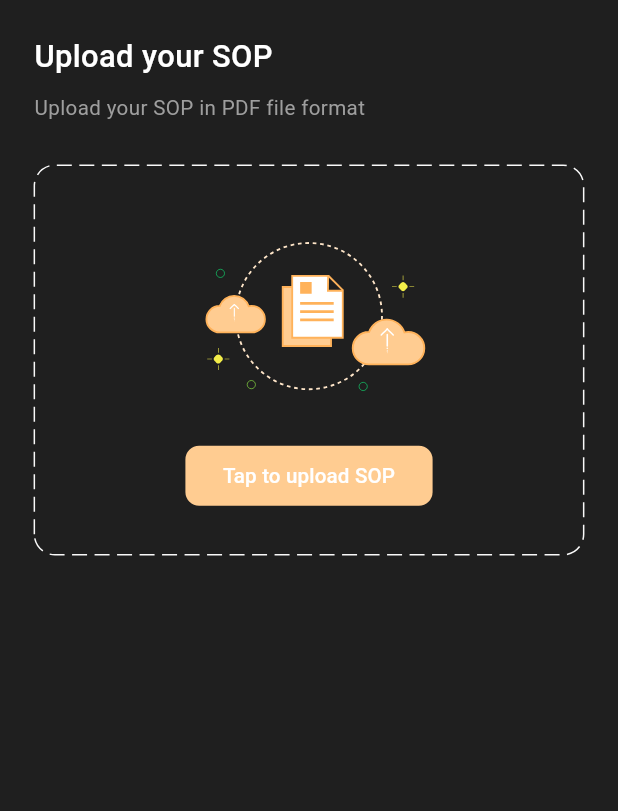
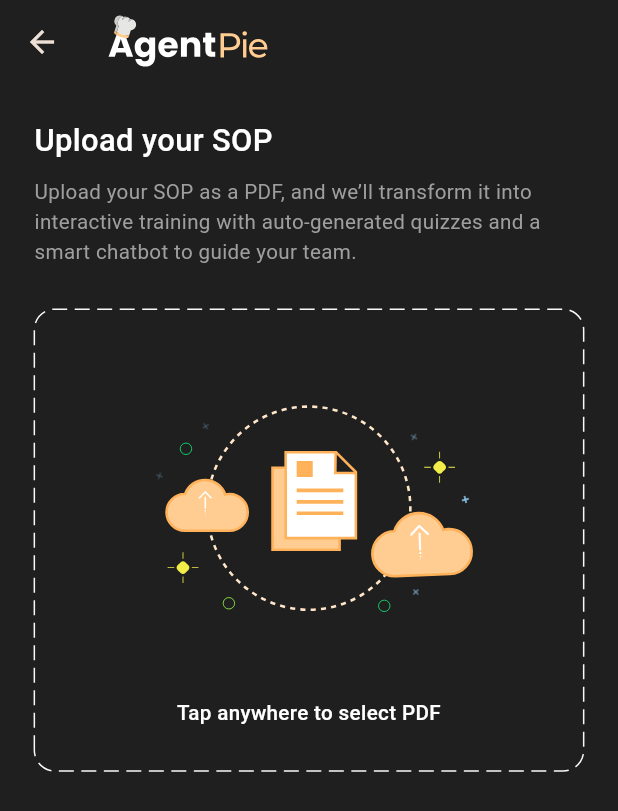
Before and after one commit to CTRL-AI-NEXT/agent-pie-flutter, a Flutter app: the UploadTab screen opened directly, on a phone screen of 412 x 824 dp. Shown: the top 811 px of the screen. Run offline on Flutter 3.47's test engine with Material 3 defaults, Android fonts, the phone set to English and light mode, and no system bars; drawn by our look-alikes of dotted_border; our stand-ins replace cached_network_image, chewie, connectivity_plus, country_code_picker, date_field, device_info_plus and 20 more; missing offline and left inert: cropperx, open_store, syncfusion_flutter_pdfviewer; accounts and stored records are empty; Roboto replaces fonts that are missing (Prompt).

Commit message:
feature: Upload SOP API with generating Training and Quiz API in one go with UI setup

```diff
--- a/lib/core/constants/app_images.dart
+++ b/lib/core/constants/app_images.dart
@@ -60,6 +60,8 @@ class AppImages {
   static const String icUpload = "assets/images/ic_upload.png";
   static const String icUploadFilled = "assets/images/ic_upload_filled.png";
   static const String fileUploadLottie = "assets/loaders/file_upload.json";
+  static const String loaderLottie = "assets/loaders/loader.json";
+  static const String successCheckLottie = "assets/loaders/success_check.json";
 
 
   // Chat
--- a/lib/core/constants/app_string.dart
+++ b/lib/core/constants/app_string.dart
@@ -32,8 +32,12 @@ class AppString {
 
   // Upload Screen
   static const String uploadSop = "Upload your SOP";
-  static const String uploadSopText = "Upload your SOP in PDF file format";
-  static const String tapToUploadSOP = "Tap to upload SOP";
+  static const String uploadSopText = "Upload your SOP as a PDF, and we’ll transform it into interactive training with auto-generated quizzes and a smart chatbot to guide your team.";
+  static const String tapToUploadSOP = "Tap anywhere to select PDF";
+  static const String uploadingPDF = "Uploading your PDF… AI is getting it ready for you!";
+  static const String generatingQuiz = "Cooking up some quiz questions from your SOP 📖✨";
+  static const String generatingTraining = "Turning your SOP into easy training steps 🚀";
+
 
   // PERMISSION HANDLE DIALOG
   static const String permissionCancel = "Cancel";
--- /dev/null
+++ b/lib/core/model/response_model/upload_sop_response_model.dart
@@ -0,0 +1,37 @@
+// To parse this JSON data, do
+//
+//     final uploadSopResponseModel = uploadSopResponseModelFromJson(jsonString);
+
+import 'dart:convert';
+
+UploadSopResponseModel uploadSopResponseModelFromJson(String str) => UploadSopResponseModel.fromJson(json.decode(str));
+
+String uploadSopResponseModelToJson(UploadSopResponseModel data) => json.encode(data.toJson());
+
+class UploadSopResponseModel {
+  final String? extractedText;
+  final int? id;
+  final int? managerId;
+  final DateTime? createdAt;
+
+  UploadSopResponseModel({
+    this.extractedText,
+    this.id,
+    this.managerId,
+    this.createdAt,
+  });
+
+  factory UploadSopResponseModel.fromJson(Map<String, dynamic> json) => UploadSopResponseModel(
+    extractedText: json["extracted_text"],
+    id: json["id"],
+    managerId: json["manager_id"],
+    createdAt: json["created_at"] == null ? null : DateTime.parse(json["created_at"]),
+  );
+
+  Map<String, dynamic> toJson() => {
+    "extracted_text": extractedText,
+    "id": id,
+    "manager_id": managerId,
+    "created_at": createdAt?.toIso8601String(),
+  };
+}
--- a/lib/core/network/api_helper.dart
+++ b/lib/core/network/api_helper.dart
@@ -60,7 +60,7 @@ class APIHelper {
       try {
         var resp = await network
             .post(Uri.parse(callingURL), body: parameter, headers: _headers)
-            .timeout(const Duration(minutes: 1));
+            .timeout(const Duration(minutes: 2));
 
         EasyLoading.dismiss();
 
--- a/lib/core/network/network_constant.dart
+++ b/lib/core/network/network_constant.dart
@@ -15,6 +15,7 @@ class NetworkConstant {
   // Chat
   static const chat = "chat";
   static const quizzes = "quizzes";
+  static const generate = "generate";
   static const sops = "sops/";
   // Home
   static const training = "training";
--- a/lib/core/utils/custom_dialogs.dart
+++ b/lib/core/utils/custom_dialogs.dart
@@ -8,6 +8,7 @@ class CustomDialogs {
   static void showCustomDialog({
     final String? title,
     final String? contentText,
+    final Color? backgroundColor,
     final bool barrierDismiss = true,
     final bool mergeDefaultWithContent = false,
     final String? firstButtonText,
@@ -53,7 +54,7 @@ class CustomDialogs {
                     width: Get.width * 0.82,
                     decoration: BoxDecoration(
                       borderRadius: BorderRadius.circular(Dimensions.r15),
-                      color: Get.theme.colorScheme.dialogColor,
+                      color:  backgroundColor ?? Get.theme.colorScheme.dialogColor,
                     ),
                     padding: EdgeInsets.all(Dimensions.commonPaddingForScreen)
                         .copyWith(top: Dimensions.h30, bottom: Dimensions.h20),
--- a/lib/core/utils/enum.dart
+++ b/lib/core/utils/enum.dart
@@ -20,25 +20,11 @@ enum NetworkResultType {
   notFound
 }
 
-enum UserContentType {
-  story,
-  general,
+
+enum UploadStep {
+  idle,
+  uploadingPDF,
+  generatingQuiz,
+  generatingTraining,
+  completed,
 }
-
-enum MediaType { image, video }
-
-enum FilterType {
-  date,
-  time,
-  city,
-  reciter,
-  typeOfEvent,
-  event,
-  age,
-  organization
-}
-
-enum ImageType {
-  local,
-  network,
-}
--- a/lib/core/widgets/custom_appbar.dart
+++ b/lib/core/widgets/custom_appbar.dart
@@ -369,7 +369,7 @@ PreferredSizeWidget bottomNavTabAppBar([bool showSop = true]) {
                       children: [
                         Flexible(
                           child: Text(
-                            controller!.selectedSopTitle.value,
+                            controller!.selectedSopTitle.value.filename ?? "",
                             style: fontStyleRegular12.copyWith(
                               fontSize: Dimensions.sp10,
                               color: AppColors.whiteColor,
--- a/lib/core/widgets/custom_button.dart
+++ b/lib/core/widgets/custom_button.dart
@@ -116,7 +116,7 @@ class MyButton extends StatelessWidget {
         elevation: 0,
         padding: padding,
         fixedSize: Size(miniWidth ?? double.infinity, height ?? Dimensions.h40),
-        backgroundColor: btnBgColor ?? AppColors.primaryColor,
+        backgroundColor: btnBgColor ?? AppColors.whiteColor,
         disabledBackgroundColor: AppColors.greyColor,
         shape: RoundedRectangleBorder(
           borderRadius: BorderRadius.circular(cornerRadius ?? Dimensions.r25),
@@ -128,7 +128,7 @@ class MyButton extends StatelessWidget {
             Text(title!,
                 textAlign: TextAlign.center,
                 style: textStyle ??
-                    fontStyleRegular14.copyWith(color: Colors.white)),
+                    fontStyleRegular14.copyWith(color: Colors.black)),
       ),
     );
   }
--- a/lib/features/auth/login_screen.dart
+++ b/lib/features/auth/login_screen.dart
@@ -30,7 +30,7 @@ class LoginScreen extends StatelessWidget {
                     SizedBox(
                         width: Get.width * 0.7,
                         height: Dimensions.h200,
-                        child: Lottie.asset('assets/loaders/loader.json')),
+                        child: Lottie.asset(AppImages.loaderLottie)),
                     SizedBox(
                       height: Dimensions.h60,
                     ),
--- a/lib/features/bottom_nav/controller/bottom_nav_controller.dart
+++ b/lib/features/bottom_nav/controller/bottom_nav_controller.dart
@@ -1,5 +1,7 @@
 import 'package:agent_pie/core/basic_features.dart';
+import 'package:agent_pie/core/model/response_model/login_response_model.dart';
 import 'package:agent_pie/core/storage/preference_storage.dart';
+import 'package:agent_pie/core/utils/logger_util.dart';
 import 'package:agent_pie/features/auth/login_screen.dart';
 import 'package:agent_pie/features/bottom_nav/tabs/actions/actions_tab.dart';
 import 'package:agent_pie/features/bottom_nav/tabs/chats/chats_tab.dart';
@@ -11,6 +13,17 @@ import '../widgets/floating_nav_bar.dart';
 class BottomNavController extends GetxController {
   final selectedIndex = 0.obs;
 
+
+  @override
+  void onInit() {
+    final loginResponseModel = PreferenceStorage.getLoginResponseModel();
+    logger.i(loginResponseModel?.toJson());
+    sopTitles.value = loginResponseModel?.sops ?? [];
+    if (sopTitles.isNotEmpty){
+      selectedSopTitle.value = sopTitles[0];
+    }
+    super.onInit();
+  }
   final screens = [
     const ChatsTab(),
     const QuizTab(),
@@ -48,13 +61,9 @@ class BottomNavController extends GetxController {
     ),
   ];
 
-  final selectedSopTitle = 'SOP 001 v1'.obs;
-  final sopTitles = <String>[
-    'SOP 001 v1',
-    'SOP 002 v1',
-    'SOP 003 v1',
-    'SOP 004 v1',
-    'SOP 005 v1',
+  Rx<Sop> selectedSopTitle = Sop().obs;
+  RxList<Sop> sopTitles = <Sop>[
+
   ].obs;
 
   void onDestinationSelected(int index) {
--- a/lib/features/bottom_nav/tabs/chats/chats_tab.dart
+++ b/lib/features/bottom_nav/tabs/chats/chats_tab.dart
@@ -7,7 +7,6 @@ import 'package:agent_pie/features/bottom_nav/tabs/chats/widgets/chat_bubble.dar
 import 'package:agent_pie/features/bottom_nav/tabs/chats/widgets/chat_empty_view.dart';
 import 'package:flutter/cupertino.dart';
 import 'package:flutter/material.dart';
-
 import 'controller/chats_controller.dart';
 
 class ChatsTab extends StatelessWidget {
--- a/lib/features/bottom_nav/tabs/chats/widgets/chat_empty_view.dart
+++ b/lib/features/bottom_nav/tabs/chats/widgets/chat_empty_view.dart
@@ -12,9 +12,9 @@ class ChatEmptyView extends StatelessWidget {
           children: [
     const Spacer(),
 
-    // Bulb Icon
-    const CustomSvgAssetImage(
-        image: AppImages.icQuizFilled),
+    // // Bulb Icon
+    // const CustomSvgAssetImage(
+    //     image: AppImages.icQuizFilled),
 
     // Title
     Text(
--- a/lib/features/bottom_nav/tabs/quiz/controller/quiz_controller.dart
+++ b/lib/features/bottom_nav/tabs/quiz/controller/quiz_controller.dart
@@ -7,6 +7,7 @@ import 'package:agent_pie/core/network/network_constant.dart';
 import 'package:flutter/material.dart';
 
 import '../../../../../core/utils/enum.dart';
+import '../../../controller/bottom_nav_controller.dart';
 
 class QuizController extends GetxController {
   final pageController = PageController();
@@ -90,9 +91,10 @@ class QuizController extends GetxController {
     // quiz.value = quizFromJson(mockResponse);
 
     resultQuizResponse.value = APIResult<Quiz>.loading();
+    final bottomNavController = Get.find<BottomNavController>();
 
     var networkResult = await APIHelper.instance.callGetApi(
-      '${NetworkConstant.quizzes}/1',
+      '${NetworkConstant.quizzes}/${bottomNavController.selectedSopTitle.value.id}',
       {},
       false,
     );
--- a/lib/features/manager/bottom_nav/tabs/upload/upload_tab.dart
+++ b/lib/features/manager/bottom_nav/tabs/upload/upload_tab.dart
@@ -1,18 +1,30 @@
 import 'package:agent_pie/core/basic_features.dart';
+import 'package:agent_pie/core/utils/custom_dialogs.dart';
+import 'package:agent_pie/core/utils/enum.dart';
 import 'package:dotted_border/dotted_border.dart';
 import 'package:flutter/material.dart';
 import 'package:lottie/lottie.dart';
 
+import '../../../../../core/widgets/custom_appbar.dart';
 import 'controllers/upload_tab_controllers.dart';
 
-class UploadTab extends StatelessWidget {
+class UploadTab extends StatefulWidget {
   const UploadTab({super.key});
 
   @override
+  State<UploadTab> createState() => _UploadTabState();
+}
+
+class _UploadTabState extends State<UploadTab>
+    with AutomaticKeepAliveClientMixin {
+  @override
   Widget build(BuildContext context) {
+    super.build(context);
     return Scaffold(
+      appBar: bottomNavTabAppBar(false),
       body: GetBuilder(
         init: UploadTabController(),
+        autoRemove: false,
         builder: (controller) => SafeArea(
           child: Padding(
             padding: EdgeInsets.all(Dimensions.commonPaddingForScreen),
@@ -33,7 +45,10 @@ class UploadTab extends StatelessWidget {
                 SizedBox(
                   height: Dimensions.h24,
                 ),
-                DottedBorder(
+                InkWell(
+                  onTap: controller.uploadPdf,
+                  borderRadius: BorderRadius.circular(Dimensions.r12),
+                  child: DottedBorder(
                       options: RoundedRectDottedBorderOptions(
                           dashPattern: [10, 5],
                           strokeWidth: 1,
@@ -43,31 +58,53 @@ class UploadTab extends StatelessWidget {
                           radius: Radius.circular(Dimensions.r12)),
                       child: SizedBox(
                         width: Get.width,
-                    child: Column(
+                        child: Obx(() {
+                          return Column(
                             children: [
-                        SizedBox(
-                          width: Get.width * 0.4,
-                          height: Get.width * 0.4,
+                              AnimatedContainer(
+                                duration: const Duration(milliseconds: 400),
+                                height: controller.lottieSize,
+                                width: controller.lottieSize,
+                                child: AnimatedSwitcher(
+                                  duration: const Duration(milliseconds: 400),
                                   child: Lottie.asset(
-                            controller: controller.uploadAnimationController,
+                                    controller.lottieAnimation,
+                                    // controller: controller.uploadAnimationController,
                                     repeat: true,
-                            AppImages.fileUploadLottie,
                                   ),
                                 ),
+                              ),
+                              const SizedBox(height: 12),
+                              Obx(() {
+                                final isLoading =
+                                    controller.currentStep.value !=
+                                        UploadStep.idle;
 
-                        SizedBox(
-                          width: Get.width * 0.4,
-                          child: MyButton(
-                            height: Dimensions.h16,
-                            textStyle: fontStyleMedium12,
-                            cornerRadius: Dimensions.r8,
-                            onPressed: controller.uploadPdf,
-                            title: AppString.tapToUploadSOP,
+                                return AnimatedOpacity(
+                                  duration: const Duration(seconds: 1),
+                                  opacity: isLoading ? 1.0 : 1.0,
+                                  // Always visible
+                                  child: isLoading
+                                      ? FadeTransition(
+                                          opacity: controller.fadeAnimation,
+                                          // custom fade animation
+                                          child: Text(
+                                            controller.stepText,
+                                            style: fontStyleMedium14,
+                                            textAlign: TextAlign.center,
                                           ),
                                         )
+                                      : Text(
+                                          AppString.tapToUploadSOP,
+                                          style: fontStyleMedium12,
+                                          textAlign: TextAlign.center,
+                                        ),
+                                );
+                              })
                             ],
-                    ),
-                  ),
+                          );
+                        }),
+                      )),
                 )
               ],
             ),
@@ -76,4 +113,7 @@ class UploadTab extends StatelessWidget {
       ),
     );
   }
+
+  @override
+  bool get wantKeepAlive => true;
 }
```
Also changed, not shown: assets/loaders/success_check.json (added, +1 -0 lines), lib/core/model/response_model/quiz_response_model.dart (added, +69 -0 lines), lib/features/bottom_nav/widgets/sop_bottom_sheet_view.dart (+4 -4 lines), lib/features/manager/bottom_nav/tabs/upload/controllers/upload_tab_controllers.dart (+151 -17 lines). Lines whose indentation alone changed are shown as unchanged.
